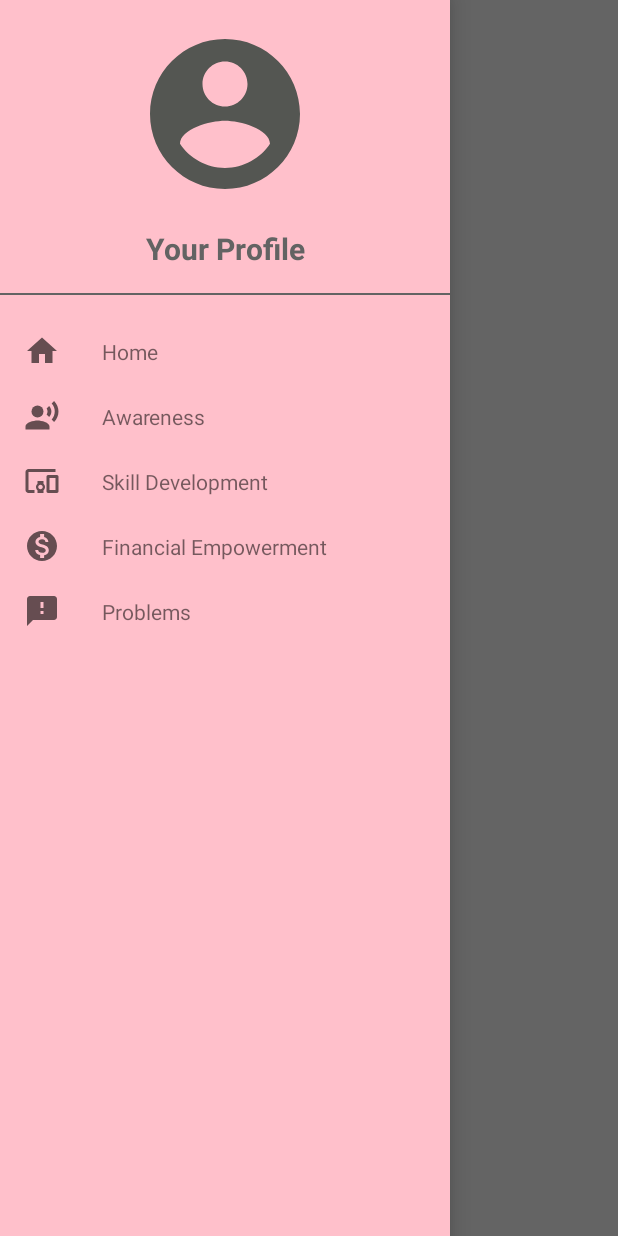
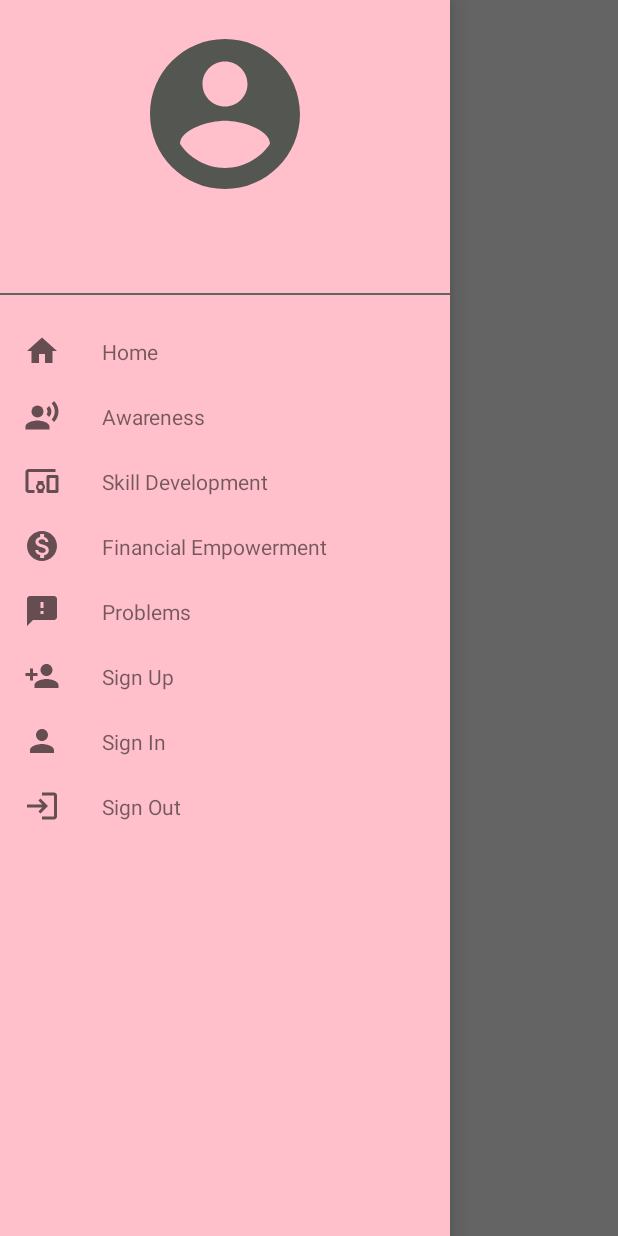
Before and after one commit to shantanuhallur/mini-proj, an Android app: the screen it shows after launch (MainActivity), with the side drawer open, on a phone screen of 412 x 824 dp. Run offline under Robolectric (Android 15) with nearby library versions, the phone set to English and light mode, and no system bars; our stand-ins replace Firebase (no records; nobody signed in at launch, a user with empty details on screens opened directly).

Commit message:
Email/Password Sign in progress

```diff
--- a/app/src/main/AndroidManifest.xml
+++ b/app/src/main/AndroidManifest.xml
@@ -11,7 +11,9 @@
         android:roundIcon="@mipmap/ic_launcher_round"
         android:supportsRtl="true"
         android:theme="@style/AppTheme">
-        <activity android:name=".Problems"></activity>
+        <activity android:name=".SignUp"></activity>
+        <activity android:name=".SignIn" />
+        <activity android:name=".Problems" />
         <activity android:name=".Financial" />
         <activity android:name=".SkillDevelopment" />
         <activity android:name=".Awareness" />
--- /dev/null
+++ b/app/src/main/res/drawable/sign_in.xml
@@ -0,0 +1,10 @@
+<vector xmlns:android="http://schemas.android.com/apk/res/android"
+    android:width="24dp"
+    android:height="24dp"
+    android:viewportWidth="24"
+    android:viewportHeight="24"
+    android:tint="?attr/colorControlNormal">
+  <path
+      android:fillColor="@android:color/white"
+      android:pathData="M12,12c2.21,0 4,-1.79 4,-4s-1.79,-4 -4,-4 -4,1.79 -4,4 1.79,4 4,4zM12,14c-2.67,0 -8,1.34 -8,4v2h16v-2c0,-2.66 -5.33,-4 -8,-4z"/>
+</vector>
--- /dev/null
+++ b/app/src/main/res/drawable/sign_out.xml
@@ -0,0 +1,10 @@
+<vector xmlns:android="http://schemas.android.com/apk/res/android"
+    android:width="24dp"
+    android:height="24dp"
+    android:viewportWidth="24"
+    android:viewportHeight="24"
+    android:tint="?attr/colorControlNormal">
+  <path
+      android:fillColor="@android:color/white"
+      android:pathData="M11,7L9.6,8.4l2.6,2.6H2v2h10.2l-2.6,2.6L11,17l5,-5L11,7zM20,19h-8v2h8c1.1,0 2,-0.9 2,-2V5c0,-1.1 -0.9,-2 -2,-2h-8v2h8V19z"/>
+</vector>
--- /dev/null
+++ b/app/src/main/res/drawable/sign_up.xml
@@ -0,0 +1,10 @@
+<vector xmlns:android="http://schemas.android.com/apk/res/android"
+    android:width="24dp"
+    android:height="24dp"
+    android:viewportWidth="24"
+    android:viewportHeight="24"
+    android:tint="?attr/colorControlNormal">
+  <path
+      android:fillColor="@android:color/white"
+      android:pathData="M15,12c2.21,0 4,-1.79 4,-4s-1.79,-4 -4,-4 -4,1.79 -4,4 1.79,4 4,4zM6,10L6,7L4,7v3L1,10v2h3v3h2v-3h3v-2L6,10zM15,14c-2.67,0 -8,1.34 -8,4v2h16v-2c0,-2.66 -5.33,-4 -8,-4z"/>
+</vector>
--- a/app/src/main/res/layout/main_nav_drawer.xml
+++ b/app/src/main/res/layout/main_nav_drawer.xml
@@ -3,7 +3,8 @@
     xmlns:android="http://schemas.android.com/apk/res/android"
     android:layout_width="match_parent"
     android:layout_height="match_parent"
-    android:orientation="vertical">
+    android:orientation="vertical"
+    android:id="@+id/NavBar">
 
     <ImageView
         android:layout_width="match_parent"
@@ -13,9 +14,9 @@
         android:src="@drawable/ic_profile"/>
 
     <TextView
+        android:id="@+id/profile"
         android:layout_width="match_parent"
         android:layout_height="wrap_content"
-        android:text="Your Profile"
         android:textSize="20sp"
         android:textStyle="bold"
         android:textAlignment="center"
@@ -47,7 +48,7 @@
             android:layout_width="0dp"
             android:layout_height="wrap_content"
             android:layout_weight="1"
-            android:text="Home"
+            android:text="@string/home"
             android:padding="12dp"
             android:layout_marginStart="16dp"
             android:layout_marginLeft="16dp" />
@@ -72,7 +73,7 @@
             android:layout_width="0dp"
             android:layout_height="wrap_content"
             android:layout_weight="1"
-            android:text="Awareness"
+            android:text="@string/awareness"
             android:padding="12dp"
             android:layout_marginStart="16dp"
             android:layout_marginLeft="16dp" />
@@ -97,7 +98,7 @@
             android:layout_width="0dp"
             android:layout_height="wrap_content"
             android:layout_weight="1"
-            android:text="Skill Development"
+            android:text="@string/skill_development"
             android:padding="12dp"
             android:layout_marginStart="16dp"
             android:layout_marginLeft="16dp" />
@@ -122,7 +123,7 @@
             android:layout_width="0dp"
             android:layout_height="wrap_content"
             android:layout_weight="1"
-            android:text="Financial Empowerment"
+            android:text="@string/financial_empowerment"
             android:padding="12dp"
             android:layout_marginStart="16dp"
             android:layout_marginLeft="16dp" />
@@ -147,7 +148,85 @@
             android:layout_width="0dp"
             android:layout_height="wrap_content"
             android:layout_weight="1"
-            android:text="Problems"
+            android:text="@string/problems"
+            android:padding="12dp"
+            android:layout_marginStart="16dp"
+            android:layout_marginLeft="16dp" />
+
+    </LinearLayout>
+
+    <LinearLayout
+        android:layout_width="match_parent"
+        android:layout_height="wrap_content"
+        android:orientation="horizontal"
+        android:gravity="center_vertical"
+        android:onClick="ClickSignUp">
+
+        <ImageView
+            android:layout_width="wrap_content"
+            android:layout_height="wrap_content"
+            android:layout_marginStart="16dp"
+            android:layout_marginLeft="16dp"
+            android:src="@drawable/sign_up"
+            />
+
+        <TextView
+            android:layout_width="0dp"
+            android:layout_height="wrap_content"
+            android:layout_weight="1"
+            android:text="@string/sign_up"
+            android:padding="12dp"
+            android:layout_marginStart="16dp"
+            android:layout_marginLeft="16dp" />
+
+    </LinearLayout>
+
+    <LinearLayout
+        android:layout_width="match_parent"
+        android:layout_height="wrap_content"
+        android:orientation="horizontal"
+        android:gravity="center_vertical"
+        android:onClick="ClickSignIn">
+
+        <ImageView
+            android:layout_width="wrap_content"
+            android:layout_height="wrap_content"
+            android:layout_marginStart="16dp"
+            android:layout_marginLeft="16dp"
+            android:src="@drawable/sign_in"
+            />
+
+        <TextView
+            android:layout_width="0dp"
+            android:layout_height="wrap_content"
+            android:layout_weight="1"
+            android:text="@string/sign_in"
+            android:padding="12dp"
+            android:layout_marginStart="16dp"
+            android:layout_marginLeft="16dp" />
+
+    </LinearLayout>
+
+    <LinearLayout
+        android:layout_width="match_parent"
+        android:layout_height="wrap_content"
+        android:orientation="horizontal"
+        android:gravity="center_vertical"
+        android:onClick="ClickSignOut">
+
+        <ImageView
+            android:layout_width="wrap_content"
+            android:layout_height="wrap_content"
+            android:layout_marginStart="16dp"
+            android:layout_marginLeft="16dp"
+            android:src="@drawable/sign_out"
+            />
+
+        <TextView
+            android:layout_width="0dp"
+            android:layout_height="wrap_content"
+            android:layout_weight="1"
+            android:text="@string/sign_out"
             android:padding="12dp"
             android:layout_marginStart="16dp"
             android:layout_marginLeft="16dp" />
--- a/app/src/main/res/layout/main_toolbar.xml
+++ b/app/src/main/res/layout/main_toolbar.xml
@@ -17,7 +17,7 @@
         android:layout_width="0dp"
         android:layout_height="wrap_content"
         android:layout_weight="1"
-        android:text="Stree"
+        android:text="@string/stree"
         android:textSize="20sp"
         android:textStyle="bold"
         android:textAlignment="center"
--- a/app/src/main/res/values/strings.xml
+++ b/app/src/main/res/values/strings.xml
@@ -5,4 +5,16 @@
     <string name="sos">SOS</string>
     <!-- TODO: Remove or change this placeholder text -->
     <string name="hello_blank_fragment">Hello blank fragment</string>
+    <string name="password">Password</string>
+    <string name="email">Email</string>
+    <string name="login">Login</string>
+    <string name="sign_up">Sign Up</string>
+    <string name="sign_in">Sign In</string>
+    <string name="problems">Problems</string>
+    <string name="financial_empowerment">Financial Empowerment</string>
+    <string name="skill_development">Skill Development</string>
+    <string name="awareness">Awareness</string>
+    <string name="home">Home</string>
+    <string name="sign_out">Sign Out</string>
+    <string name="stree">Stree</string>
 </resources>
--- a/build.gradle
+++ b/build.gradle
@@ -5,8 +5,8 @@ buildscript {
         jcenter()
     }
     dependencies {
-        classpath "com.android.tools.build:gradle:4.0.1"
-
+        classpath 'com.android.tools.build:gradle:4.1.0'
+        classpath 'com.google.gms:google-services:4.3.4'
         // NOTE: Do not place your application dependencies here; they belong
         // in the individual module build.gradle files
     }
```
Also changed, not shown: app/build.gradle (+6 -1 lines), app/src/main/java/com/ssst/stree/Awareness.java (+19 -0 lines), app/src/main/java/com/ssst/stree/Financial.java (+19 -0 lines), app/src/main/java/com/ssst/stree/MainActivity.java (+18 -4 lines), app/src/main/java/com/ssst/stree/Problems.java (+19 -0 lines), app/src/main/java/com/ssst/stree/SignIn.java (added, +76 -0 lines), app/src/main/java/com/ssst/stree/SignUp.java (added, +76 -0 lines), app/src/main/java/com/ssst/stree/SkillDevelopment.java (+20 -0 lines), app/src/main/res/layout/activity_sign_in.xml (added, +62 -0 lines), app/src/main/res/layout/activity_sign_up.xml (added, +62 -0 lines), gradle/wrapper/gradle-wrapper.properties, 1 other file.
